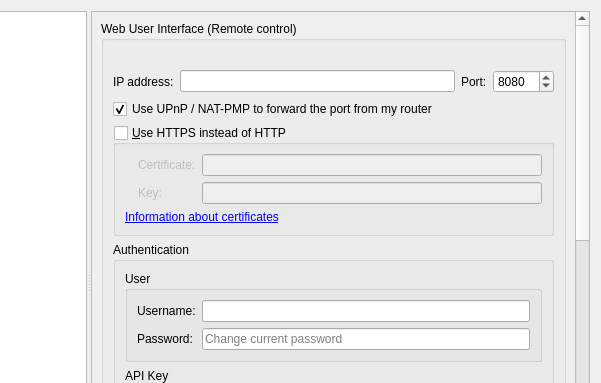
Qt form src/gui/optionsdialog.ui (username227/qBittorrent-remote) before a commit; both pictures show x 178 to 779 and y 0 to 383 of the 779 by 591 pixel window.
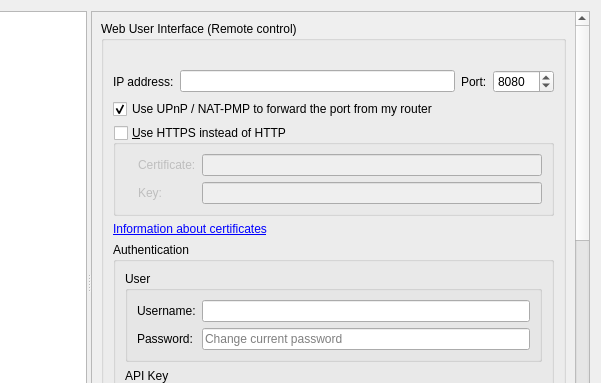
The same form after that commit. The open tabs and pages were chosen to show the change. Icons and pictures are not drawn.

Commit message: Keep certificate documentation accessible when HTTPS is disabled

What changed in the file:
```diff
--- a/src/gui/optionsdialog.ui
+++ b/src/gui/optionsdialog.ui
@@ -3846,10 +3846,13 @@
                   <item row="1" column="2">
                    <widget class="QLineEdit" name="textWebUIHttpsKey"/>
                   </item>
-                  <item row="2" column="0" colspan="3">
+                 </layout>
+                </widget>
+               </item>
+               <item>
                    <widget class="QLabel" name="lblWebUICertInfo">
                     <property name="text">
-                     <string>&lt;a href=https://httpd.apache.org/docs/current/ssl/ssl_faq.html#aboutcerts&gt;Information about certificates&lt;/a&gt;</string>
+                  <string>&lt;a href=&quot;https://httpd.apache.org/docs/current/ssl/ssl_faq.html#aboutcerts&quot;&gt;Information about certificates&lt;/a&gt;</string>
                     </property>
                     <property name="openExternalLinks">
                      <bool>true</bool>
@@ -3857,9 +3860,6 @@
                     <property name="textInteractionFlags">
                      <set>Qt::TextInteractionFlag::LinksAccessibleByKeyboard|Qt::TextInteractionFlag::LinksAccessibleByMouse</set>
                     </property>
-                   </widget>
-                  </item>
-                 </layout>
                 </widget>
                </item>
                <item>
```
Lines whose indentation alone changed are shown as unchanged. The commit also changes 1 other file.
